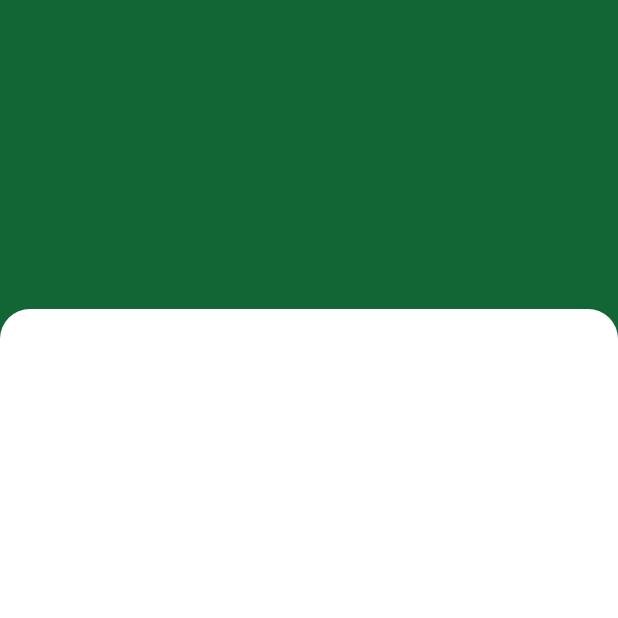
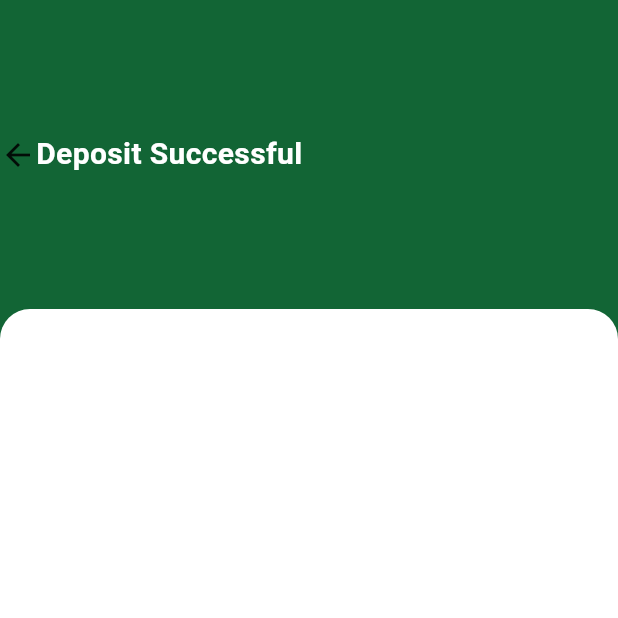
Before and after one commit to rayhantmt/schultzim, a Flutter app: the DepositSuccessful screen opened by its route, on a phone screen of 412 x 824 dp, the top half of it. Run offline on Flutter 3.47's test engine with Material 3 defaults, Android fonts, the phone set to English and light mode, and no system bars; our stand-ins replace country_code_picker, flutter_svg, get.

Commit message:
added the app abr

```diff
--- a/lib/app/modules/deposit_successful/deposit_successful.dart
+++ b/lib/app/modules/deposit_successful/deposit_successful.dart
@@ -14,7 +14,16 @@ class DepositSuccessful extends StatelessWidget {
           Container(
             height: Get.height*0.25,
             child: Row(
-              children: [],
+              children: [
+                Icon(Icons.arrow_back),
+                Text('Deposit Successful',
+                style: TextStyle(
+                  fontWeight: FontWeight.w600,
+                  fontSize: 20,
+                  color: Colors.white
+                ),
+                )
+              ],
             ),
           ),
           Expanded(child: Container(
```
